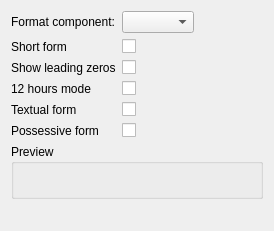
Emdek/plasmoid-adjustable-clock, file applet/ui/placeholder.ui: the form before one commit.
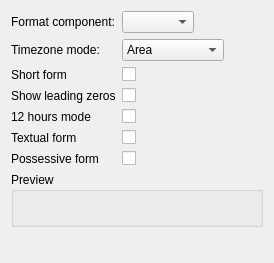
The form after the commit. Custom widgets are drawn as their Qt base class.

Commit message: Improve timezone display options

```diff
--- a/applet/ui/placeholder.ui
+++ b/applet/ui/placeholder.ui
@@ -7,7 +7,7 @@
     <x>0</x>
     <y>0</y>
     <width>274</width>
-    <height>231</height>
+    <height>263</height>
    </rect>
   </property>
   <property name="windowTitle">
@@ -32,7 +32,7 @@
      <item row="0" column="1">
       <widget class="KComboBox" name="placeholderComboBox"/>
      </item>
-     <item row="1" column="0">
+     <item row="2" column="0">
       <widget class="QLabel" name="shortFormLabel">
        <property name="text">
         <string>Short form</string>
@@ -42,14 +42,14 @@
        </property>
       </widget>
      </item>
-     <item row="1" column="1">
+     <item row="2" column="1">
       <widget class="QCheckBox" name="shortFormCheckBox">
        <property name="text">
         <string/>
        </property>
       </widget>
      </item>
-     <item row="2" column="0">
+     <item row="3" column="0">
       <widget class="QLabel" name="leadingZerosLabel">
        <property name="text">
         <string>Show leading zeros</string>
@@ -59,14 +59,14 @@
        </property>
       </widget>
      </item>
-     <item row="2" column="1">
+     <item row="3" column="1">
       <widget class="QCheckBox" name="leadingZerosCheckBox">
        <property name="text">
         <string/>
        </property>
       </widget>
      </item>
-     <item row="3" column="0">
+     <item row="4" column="0">
       <widget class="QLabel" name="hoursModeLabel">
        <property name="text">
         <string>12 hours mode</string>
@@ -76,14 +76,14 @@
        </property>
       </widget>
      </item>
-     <item row="3" column="1">
+     <item row="4" column="1">
       <widget class="QCheckBox" name="hoursModeCheckBox">
        <property name="tristate">
         <bool>true</bool>
        </property>
       </widget>
      </item>
-     <item row="4" column="0">
+     <item row="5" column="0">
       <widget class="QLabel" name="textualFormLabel">
        <property name="text">
         <string>Textual form</string>
@@ -93,14 +93,14 @@
        </property>
       </widget>
      </item>
-     <item row="4" column="1">
+     <item row="5" column="1">
       <widget class="QCheckBox" name="textualFormCheckBox">
        <property name="text">
         <string/>
        </property>
       </widget>
      </item>
-     <item row="5" column="0">
+     <item row="6" column="0">
       <widget class="QLabel" name="possessiveFormLabel">
        <property name="text">
         <string>Possessive form</string>
@@ -110,7 +110,7 @@
        </property>
       </widget>
      </item>
-     <item row="5" column="1">
+     <item row="6" column="1">
       <widget class="QCheckBox" name="possessiveFormCheckBox">
        <property name="text">
         <string/>
@@ -120,6 +120,35 @@
        </property>
       </widget>
      </item>
+     <item row="1" column="1">
+      <widget class="KComboBox" name="timezoneModeComboBox">
+       <item>
+        <property name="text">
+         <string>Area</string>
+        </property>
+       </item>
+       <item>
+        <property name="text">
+         <string>Abbreviation</string>
+        </property>
+       </item>
+       <item>
+        <property name="text">
+         <string>Offset to UTC</string>
+        </property>
+       </item>
+      </widget>
+     </item>
+     <item row="1" column="0">
+      <widget class="QLabel" name="timezoneModeLabel">
+       <property name="text">
+        <string>Timezone mode:</string>
+       </property>
+       <property name="buddy">
+        <cstring>timezoneModeComboBox</cstring>
+       </property>
+      </widget>
+     </item>
     </layout>
    </item>
    <item>
```
The commit also changes 4 other files.
